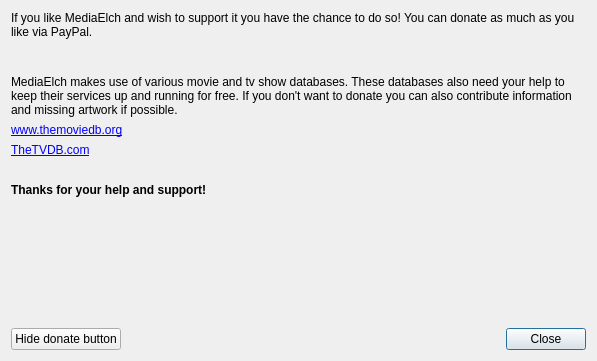
Old version of the form src/ui/support/SupportDialog.ui in the repository Komet/MediaElch.
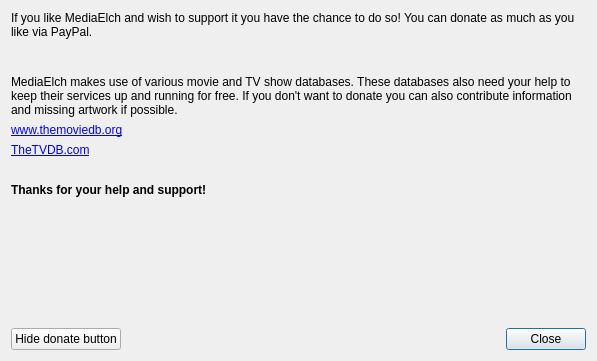
New version of the form. Icons and pictures are not drawn.

Commit message:
[i18n] Write TV instead of tv for "TV show"
Use uppercase version of the abbreviation for television.

```diff
--- a/src/ui/support/SupportDialog.ui
+++ b/src/ui/support/SupportDialog.ui
@@ -71,7 +71,7 @@
    <item>
     <widget class="QLabel" name="label_3">
      <property name="text">
-      <string>MediaElch makes use of various movie and tv show databases. These databases also need your help to keep their services up and running for free. If you don't want to donate you can also contribute information and missing artwork if possible.</string>
+      <string>MediaElch makes use of various movie and TV show databases. These databases also need your help to keep their services up and running for free. If you don't want to donate you can also contribute information and missing artwork if possible.</string>
      </property>
      <property name="wordWrap">
       <bool>true</bool>
```
The commit also changes 27 other files.
